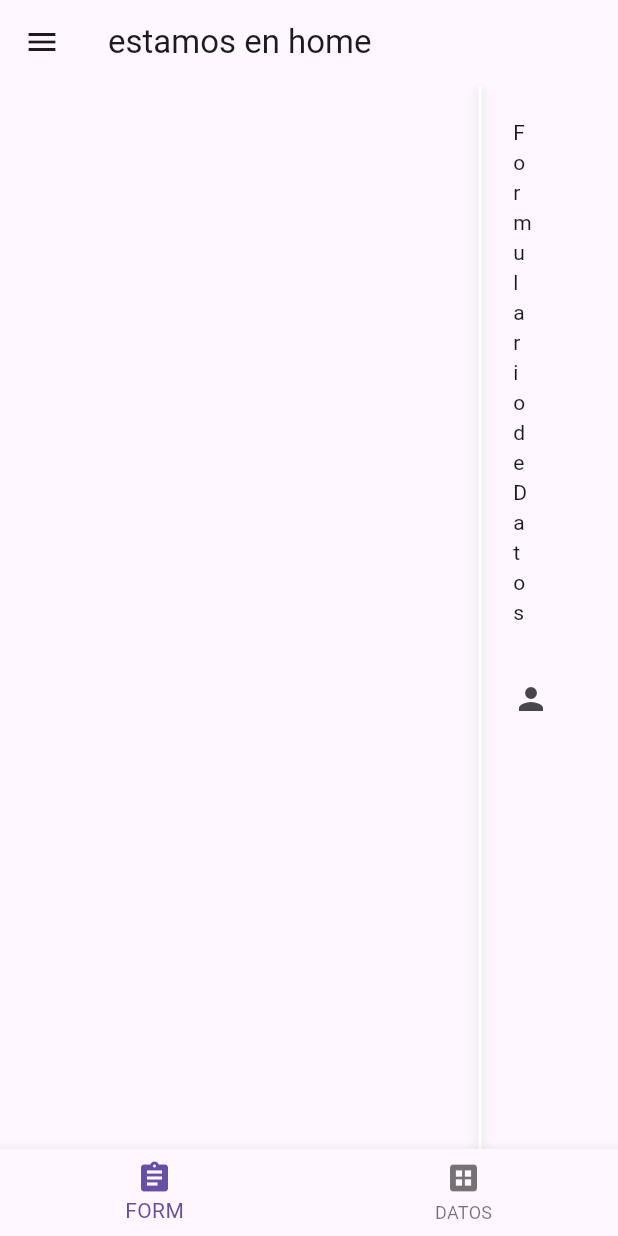
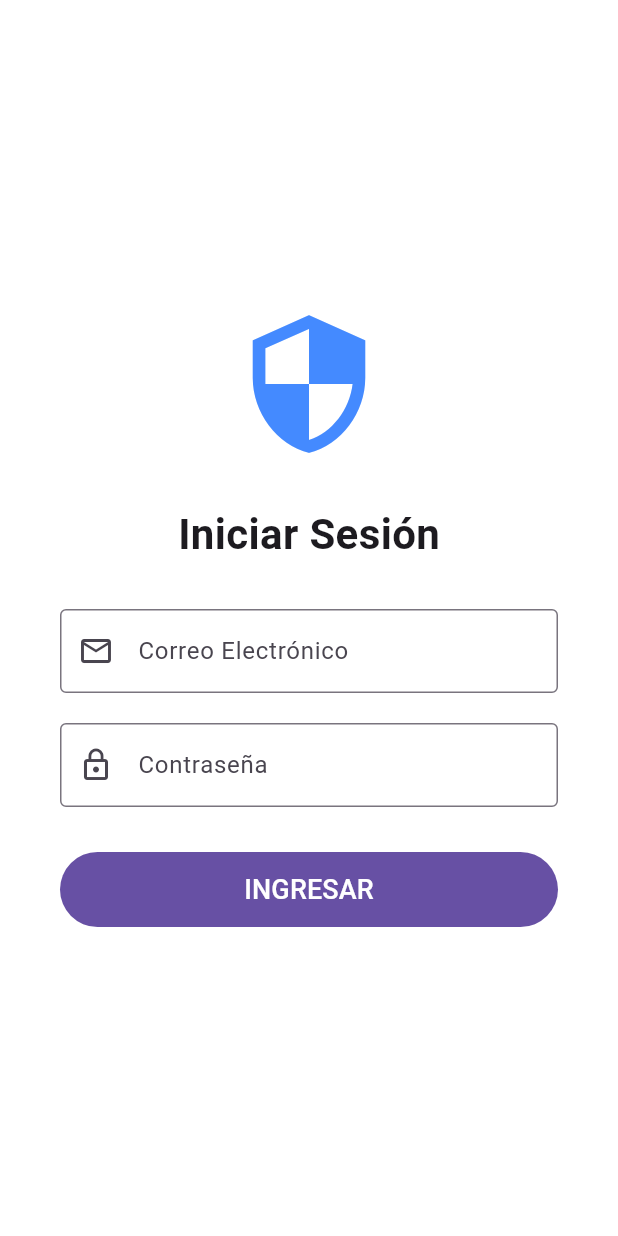
Before and after one commit to Mdesarrollo/moviles2, a Flutter app: the screen it shows after launch, on a phone screen of 412 x 824 dp. Run offline on Flutter 3.47's test engine with Material 3 defaults, Android fonts, the phone set to English and light mode, and no system bars; our stand-ins replace go_router; accounts and stored records are empty.

Commit message:
examen final

```diff
--- a/lib/config/router/router.dart
+++ b/lib/config/router/router.dart
@@ -5,6 +5,8 @@ import 'package:otro/config/router/router_model.dart';
 
 import 'package:otro/presentation/home/home.dart';
 import 'package:otro/presentation/datos.dart';
+import 'package:otro/presentation/login/login_screen.dart';
+import 'package:otro/presentation/profile/profile_screen.dart';
 
 final routerConfig = <RouterModel>[
   RouterModel(
@@ -12,7 +14,7 @@ final routerConfig = <RouterModel>[
     title: "Home",
     patch: "/",
     description: " ",
-    isVisible: true,
+    isVisible: false,
     icon: Icons.home,
     screen: (context, state) => const HomeScreen(),
   ),
@@ -27,12 +29,29 @@ final routerConfig = <RouterModel>[
     screen: (context, state) => const datosScreen(),
   ),
 
+  RouterModel(
+    name: ProfileScreen.name,
+    title: "Mi Perfil",
+    patch: "/perfil",
+    description: "Ver datos del admin",
+    isVisible: true,
+    icon: Icons.account_circle,
+    screen: (context, state) => const ProfileScreen(),
+  ),
+
 
 ];
 
 final router = GoRouter(
-  initialLocation: '/',
+  initialLocation: '/login',
   routes: [
+
+    GoRoute(
+      path: '/login',
+      name: LoginScreen.name,
+      builder: (context, state) => const LoginScreen(),
+    ),
+
     GoRoute(
       path: '/',
       name: HomeScreen.name,
@@ -45,5 +64,11 @@ final router = GoRouter(
       builder: (context, state) => const datosScreen(),
     ),
 
+    GoRoute(
+      path: '/perfil',
+      name: ProfileScreen.name,
+      builder: (context, state) => const ProfileScreen(),
+    ),
+
   ],
 );
--- /dev/null
+++ b/lib/config/user_session.dart
@@ -0,0 +1,11 @@
+class UserSession {
+  static String? nombre;
+  static String? email;
+  static String? role;
+
+  static void clear() {
+    nombre = null;
+    email = null;
+    role = null;
+  }
+}
--- a/lib/presentation/form/form.dart
+++ b/lib/presentation/form/form.dart
@@ -34,14 +34,11 @@ class _FormScreenState extends State<FormScreen> {
         child: SafeArea(
           child: Center(
             child: Padding(
-              padding: const EdgeInsets.symmetric(horizontal: 320.0),
+              padding: const EdgeInsets.symmetric(horizontal: 20.0),
               child: Container(
                 decoration: BoxDecoration(
                   color: Colors.white,
-                  border: Border.all(
-                    color: Colors.lightBlue,
-                    width: 2.0,
-                  ),
+                  border: Border.all(color: Colors.lightBlue, width: 2.0),
                   borderRadius: BorderRadius.circular(10.0),
                   boxShadow: [
                     BoxShadow(
@@ -84,10 +81,8 @@ class _FormScreenState extends State<FormScreen> {
                         controller: _segundoNombreController,
                         decoration: InputDecoration(
                           labelText: "Segundo Nombre",
-
                         ),
                         validator: (value) {
-
                           if (value == null || value.trim().isEmpty) {
                             return null;
                           }
@@ -102,10 +97,7 @@ class _FormScreenState extends State<FormScreen> {
                       SizedBox(height: 16),
                       TextFormField(
                         controller: _apellido1Controller,
-                      decoration: InputDecoration(
-                        labelText: "Apelido uno",
-
-                      ),
+                        decoration: InputDecoration(labelText: "Apelido uno"),
                         validator: (value) {
                           if (value == null || value.isEmpty) {
                             return "El primer apellido es obligatorio";
@@ -122,10 +114,7 @@ class _FormScreenState extends State<FormScreen> {
                       SizedBox(height: 16),
                       TextFormField(
                         controller: _apellido2Controller,
-                      decoration: InputDecoration(
-                        labelText: "Apellido Dos",
-
-                      ),
+                        decoration: InputDecoration(labelText: "Apellido Dos"),
                         validator: (value) {
                           if (value == null || value.isEmpty) {
                             return "El segundo apellido es obligatorio";
@@ -142,10 +131,7 @@ class _FormScreenState extends State<FormScreen> {
                       SizedBox(height: 16),
                       TextFormField(
                         controller: _emailController,
-                      decoration: InputDecoration(
-                        labelText: "Email",
-
-                      ),
+                        decoration: InputDecoration(labelText: "Email"),
                         validator: (value) {
                           if (value == null || value.isEmpty) {
                             return "El email es obligatorio";
@@ -203,13 +189,10 @@ class _FormScreenState extends State<FormScreen> {
                           return null;
                         },
                       ),
-                    SizedBox(height:30),
+                      SizedBox(height: 30),
                       TextFormField(
                         controller: _documentoController,
-                      decoration: InputDecoration(
-                        labelText: "Documento",
-
-                      ),
+                        decoration: InputDecoration(labelText: "Documento"),
                         validator: (value) {
                           if (value == null || value.isEmpty) {
                             return "El documento es obligatorio";
@@ -229,13 +212,20 @@ class _FormScreenState extends State<FormScreen> {
 
                       DropdownButtonFormField<String>(
                         value: _sexo,
-                      decoration: const InputDecoration(
-                        labelText: "Sexo",
+                        decoration: const InputDecoration(labelText: "Sexo"),
+                        items: const [
+                          DropdownMenuItem(
+                            value: "M",
+                            child: Text("Masculino (M)"),
                           ),
-                      items: const [
-                        DropdownMenuItem(value: "M", child: Text("Masculino (M)")),
-                        DropdownMenuItem(value: "F", child: Text("Femenino (F)")),
-                        DropdownMenuItem(value: "O", child: Text("O")),
+                          DropdownMenuItem(
+                            value: "F",
+                            child: Text("Femenino (F)"),
+                          ),
+                          DropdownMenuItem(
+                            value: "O",
+                            child: Text("Terreneitor (O)"),
+                          ),
                         ],
                         onChanged: (value) => _sexo = value,
                         validator: (value) {
@@ -268,20 +258,26 @@ class _FormScreenState extends State<FormScreen> {
                               if (ok) {
                                 ScaffoldMessenger.of(context).showSnackBar(
                                   SnackBar(
-                                  content: Text("Datos enviados correctamente"),
+                                    content: Text(
+                                      "Datos enviados correctamente",
+                                    ),
                                   ),
                                 );
                               }
                             } catch (e) {
+                              if (!mounted) return;
+
                               ScaffoldMessenger.of(context).showSnackBar(
-                              SnackBar(content: Text("Error al enviar: $e")),
+                                SnackBar(content: Text("Error al enviar:$e")),
                               );
+                              // ScaffoldMessenger.of(context).showSnackBar(
+                              //   SnackBar(content: Text("Error al enviar")),
+                              // );
                             }
                           }
                         },
                         label: Text("Enviar Datos"),
                       ),
-
                     ],
                   ),
                 ),
@@ -289,7 +285,7 @@ class _FormScreenState extends State<FormScreen> {
             ),
           ),
         ),
-      )
+      ),
     );
   }
 }
--- /dev/null
+++ b/lib/presentation/login/login_screen.dart
@@ -0,0 +1,113 @@
+import 'package:flutter/material.dart';
+import 'package:go_router/go_router.dart';
+import 'package:otro/service/datosService.dart';
+
+class LoginScreen extends StatefulWidget {
+  static const String name = "login_screen";
+  const LoginScreen({super.key});
+
+  @override
+  State<LoginScreen> createState() => _LoginScreenState();
+}
+
+class _LoginScreenState extends State<LoginScreen> {
+  final _emailController = TextEditingController();
+  final _passwordController = TextEditingController();
+  bool _isLoading = false;
+
+  void _iniciarSesion() async {
+
+    if (_emailController.text.isEmpty || _passwordController.text.isEmpty) {
+      ScaffoldMessenger.of(context).showSnackBar(
+        const SnackBar(content: Text("Ingrese correo y contraseña")),
+      );
+      return;
+    }
+
+    setState(() => _isLoading = true);
+
+    try {
+
+      bool exito = await ApiService.login(
+        _emailController.text.trim(),
+        _passwordController.text.trim(),
+      );
+
+      if (!mounted) return;
+
+      if (exito) {
+        context.go('/');
+      } else {
+        ScaffoldMessenger.of(context).showSnackBar(
+          const SnackBar(
+            content: Text("Usuario o contraseña incorrectos"),
+            backgroundColor: Colors.red,
+          ),
+        );
+      }
+    } catch (e) {
+      ScaffoldMessenger.of(context).showSnackBar(
+         SnackBar(content: Text("Error de conexión: $e")),
+      );
+    } finally {
+      if (mounted) setState(() => _isLoading = false);
+    }
+  }
+
+  @override
+  Widget build(BuildContext context) {
+    return Scaffold(
+      backgroundColor: Colors.white,
+      body: Center(
+        child: SingleChildScrollView(
+          padding: const EdgeInsets.symmetric(horizontal: 40.0),
+          child: Column(
+            mainAxisAlignment: MainAxisAlignment.center,
+            children: [
+              const Icon(Icons.security, size: 100, color: Colors.blueAccent),
+              const SizedBox(height: 30),
+              const Text(
+                "Iniciar Sesión",
+                style: TextStyle(fontSize: 28, fontWeight: FontWeight.bold),
+              ),
+              const SizedBox(height: 30),
+
+              TextField(
+                controller: _emailController,
+                keyboardType: TextInputType.emailAddress,
+                decoration: const InputDecoration(
+                  labelText: "Correo Electrónico",
+                  prefixIcon: Icon(Icons.email_outlined),
+                  border: OutlineInputBorder(),
+                ),
+              ),
+              const SizedBox(height: 20),
+
+              TextField(
+                controller: _passwordController,
+                obscureText: true,
+                decoration: const InputDecoration(
+                  labelText: "Contraseña",
+                  prefixIcon: Icon(Icons.lock_outline),
+                  border: OutlineInputBorder(),
+                ),
+              ),
+              const SizedBox(height: 30),
+
+              SizedBox(
+                width: double.infinity,
+                height: 50,
+                child: FilledButton(
+                  onPressed: _isLoading ? null : _iniciarSesion,
+                  child: _isLoading
+                      ? const CircularProgressIndicator(color: Colors.white)
+                      : const Text("INGRESAR", style: TextStyle(fontSize: 18)),
+                ),
+              ),
+            ],
+          ),
+        ),
+      ),
+    );
+  }
+}
```
Also changed, not shown: lib/model/usuario.dart (+4 -4 lines), lib/presentation/datos.dart (+14 -18 lines), lib/presentation/profile/profile_screen.dart (added, +74 -0 lines), lib/presentation/widget/layaout/drawer_widget.dart (+9 -2 lines), lib/service/datosService.dart (+29 -2 lines). Lines whose indentation alone changed are shown as unchanged.
